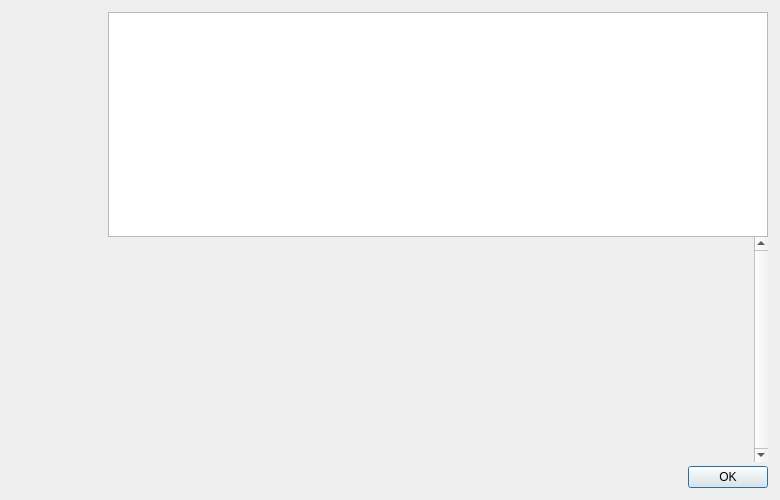
Qt form src/qt/forms/helpmessagedialog.ui (hardwarewise/SIN-core) before a commit.
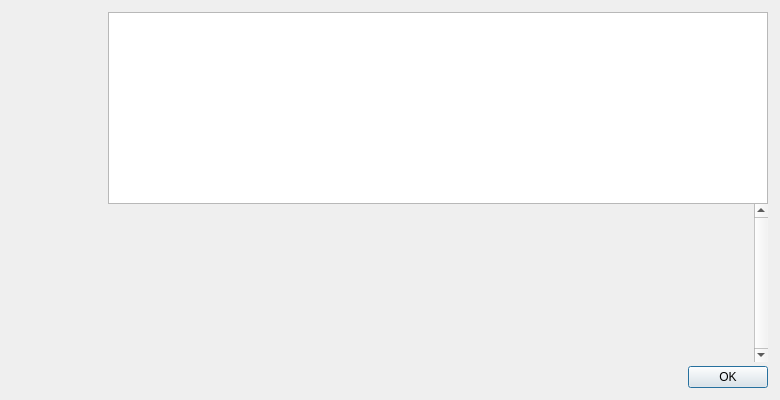
The same form after that commit. Icons and pictures are not drawn.

Diff of the .ui file:
```diff
--- a/src/qt/forms/helpmessagedialog.ui
+++ b/src/qt/forms/helpmessagedialog.ui
@@ -7,13 +7,13 @@
     <x>0</x>
     <y>0</y>
     <width>780</width>
-    <height>500</height>
+    <height>400</height>
    </rect>
   </property>
   <property name="maximumSize">
    <size>
     <width>16777215</width>
-    <height>500</height>
+    <height>16777215</height>
    </size>
   </property>
   <property name="styleSheet">
@@ -43,15 +43,18 @@
       <number>0</number>
      </property>
      <property name="topMargin">
-      <number>0</number>
+      <number>20</number>
      </property>
      <property name="rightMargin">
       <number>0</number>
      </property>
+     <property name="bottomMargin">
+      <number>10</number>
+     </property>
      <item>
-      <widget class="QLabel" name="aboutLogo">
+      <widget class="QFrame" name="aboutLogo">
        <property name="sizePolicy">
-        <sizepolicy hsizetype="Preferred" vsizetype="Ignored">
+        <sizepolicy hsizetype="Fixed" vsizetype="Ignored">
          <horstretch>0</horstretch>
          <verstretch>0</verstretch>
         </sizepolicy>
@@ -59,32 +62,20 @@
        <property name="minimumSize">
         <size>
          <width>96</width>
-         <height>464</height>
+         <height>0</height>
         </size>
        </property>
        <property name="maximumSize">
         <size>
          <width>96</width>
-         <height>564</height>
+         <height>16777215</height>
         </size>
        </property>
-       <property name="baseSize">
-        <size>
-         <width>96</width>
-         <height>564</height>
-        </size>
+       <property name="frameShape">
+        <enum>QFrame::NoFrame</enum>
        </property>
-       <property name="autoFillBackground">
-        <bool>false</bool>
-       </property>
-       <property name="pixmap">
-        <pixmap resource="../sin.qrc">:/images/about</pixmap>
-       </property>
-       <property name="scaledContents">
-        <bool>false</bool>
-       </property>
-       <property name="alignment">
-        <set>Qt::AlignLeading|Qt::AlignLeft|Qt::AlignTop</set>
+       <property name="frameShadow">
+        <enum>QFrame::Raised</enum>
        </property>
       </widget>
      </item>
@@ -119,7 +110,7 @@
           <x>0</x>
           <y>0</y>
           <width>642</width>
-          <height>215</height>
+          <height>138</height>
          </rect>
         </property>
         <layout class="QVBoxLayout" name="verticalLayout_2">
```
